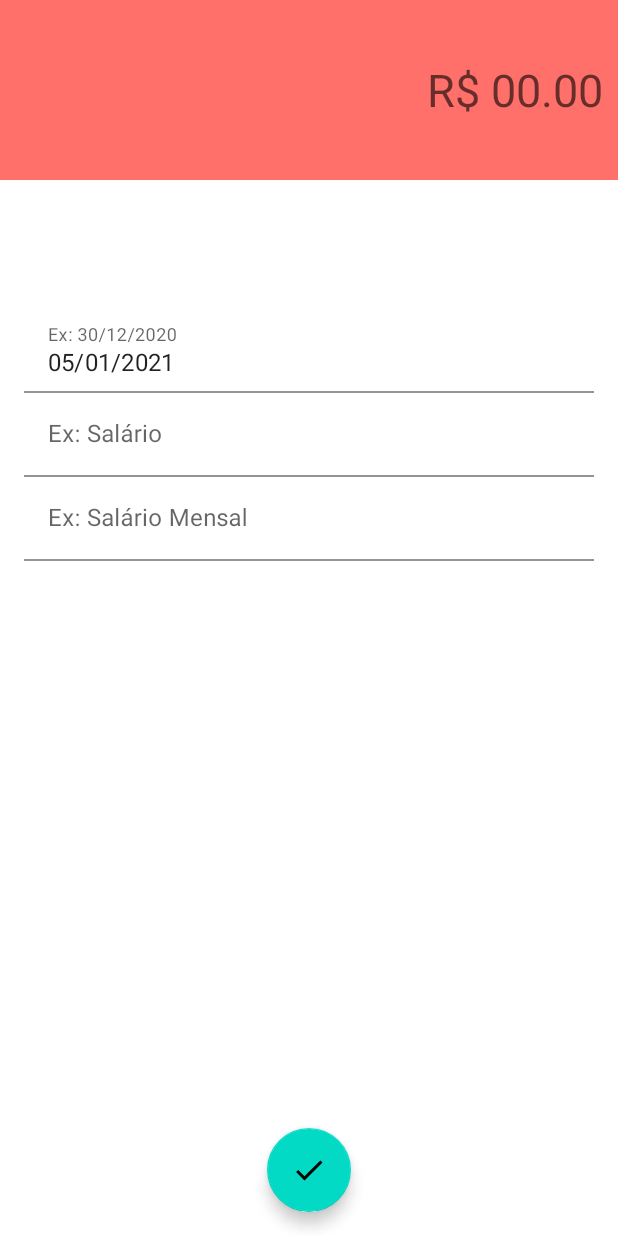
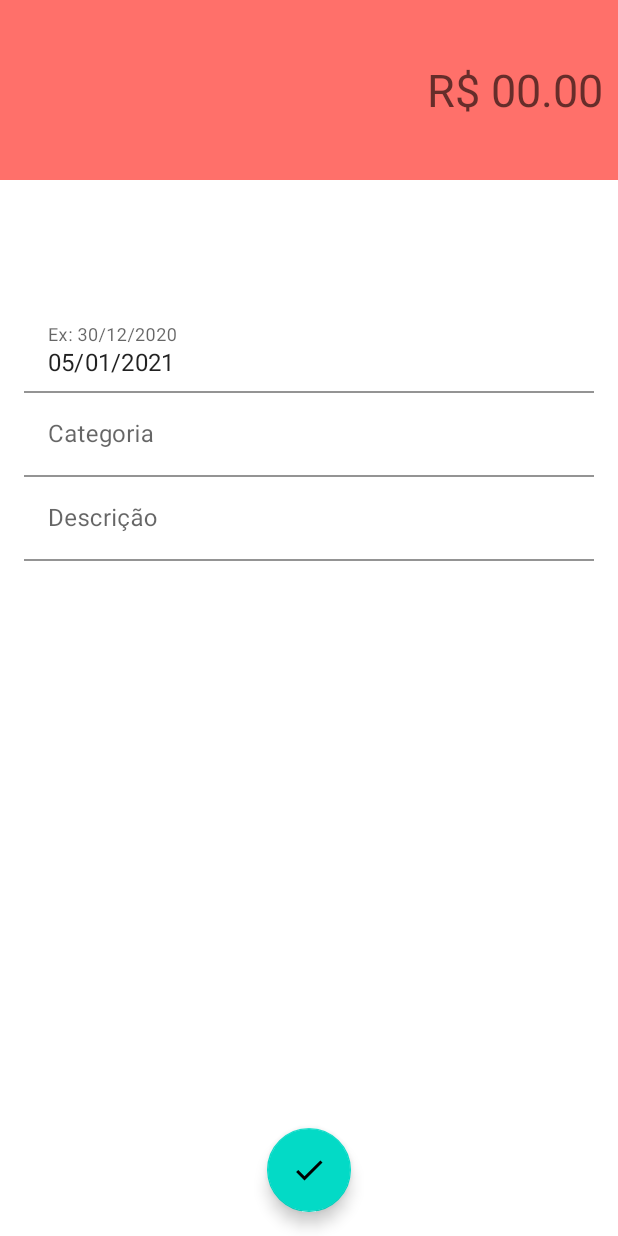
Before and after one commit to VictorW-dev/Organizze-android-java, an Android app: the DespesasActivity screen opened directly, with no data from a screen before it, on a phone screen of 412 x 824 dp. Run offline under Robolectric (Android 15) with nearby library versions, the phone set to English and light mode, and no system bars; our stand-ins replace Firebase (no records; nobody signed in at launch, a user with empty details on screens opened directly); 1 statement that could not run was skipped.

Commit message:
Correction of the Income and Expense Activity and improvement in the color configuration (Dark).

```diff
--- a/app/src/main/res/layout/activity_despesas.xml
+++ b/app/src/main/res/layout/activity_despesas.xml
@@ -69,7 +69,7 @@
             android:id="@+id/editCategoria"
             android:layout_width="match_parent"
             android:layout_height="wrap_content"
-            android:hint="Ex: Salário" />
+            android:hint="Categoria" />
     </com.google.android.material.textfield.TextInputLayout>
 
     <com.google.android.material.textfield.TextInputLayout
@@ -89,7 +89,7 @@
             android:id="@+id/editDescricao"
             android:layout_width="match_parent"
             android:layout_height="wrap_content"
-            android:hint="Ex: Salário Mensal" />
+            android:hint="Descrição" />
     </com.google.android.material.textfield.TextInputLayout>
 
     <com.google.android.material.floatingactionbutton.FloatingActionButton
--- a/app/src/main/res/layout/activity_receitas.xml
+++ b/app/src/main/res/layout/activity_receitas.xml
@@ -69,7 +69,7 @@
             android:id="@+id/editCategoriaR"
             android:layout_width="match_parent"
             android:layout_height="wrap_content"
-            android:hint="Ex: Salário" />
+            android:hint="Categoria" />
     </com.google.android.material.textfield.TextInputLayout>
 
     <com.google.android.material.textfield.TextInputLayout
@@ -89,7 +89,7 @@
             android:id="@+id/editDescricaoR"
             android:layout_width="match_parent"
             android:layout_height="wrap_content"
-            android:hint="Ex: Salário Mensal" />
+            android:hint="Descrição" />
     </com.google.android.material.textfield.TextInputLayout>
 
     <com.google.android.material.floatingactionbutton.FloatingActionButton
--- a/app/src/main/res/values-night/themes.xml
+++ b/app/src/main/res/values-night/themes.xml
@@ -2,7 +2,7 @@
     <!-- Base application theme. -->
     <style name="Theme.Organizze" parent="Theme.MaterialComponents.DayNight.DarkActionBar">
         <!-- Primary brand color. -->
-        <item name="colorPrimary">@color/purple_200</item>
+        <item name="colorPrimary">@color/purple_500</item>
         <item name="colorPrimaryVariant">@color/purple_700</item>
         <item name="colorOnPrimary">@color/black</item>
         <!-- Secondary brand color. -->
```
